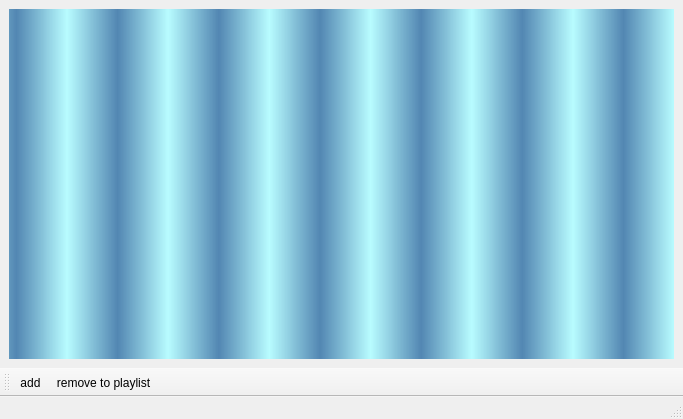
Old version of the form playlistclass.ui in the repository MohammadOshkooh/MediaPlayer.
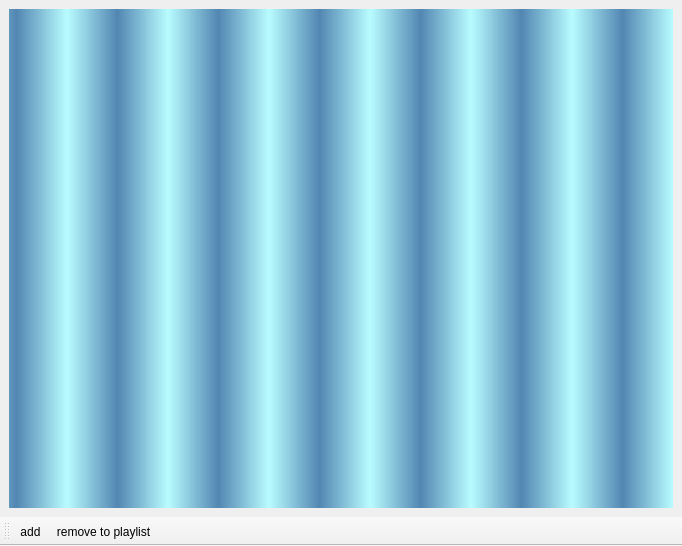
New version of the form. Icons and pictures are not drawn.

The edit to the form file:
```diff
--- a/playlistclass.ui
+++ b/playlistclass.ui
@@ -6,8 +6,8 @@
    <rect>
     <x>0</x>
     <y>0</y>
-    <width>683</width>
-    <height>419</height>
+    <width>682</width>
+    <height>546</height>
    </rect>
   </property>
   <property name="windowTitle">
@@ -38,7 +38,6 @@
    <addaction name="actionadd"/>
    <addaction name="actionremove_to_playlist"/>
   </widget>
-  <widget class="QStatusBar" name="statusBar"/>
   <action name="actionadd">
    <property name="icon">
     <iconset resource="image.qrc">
```
